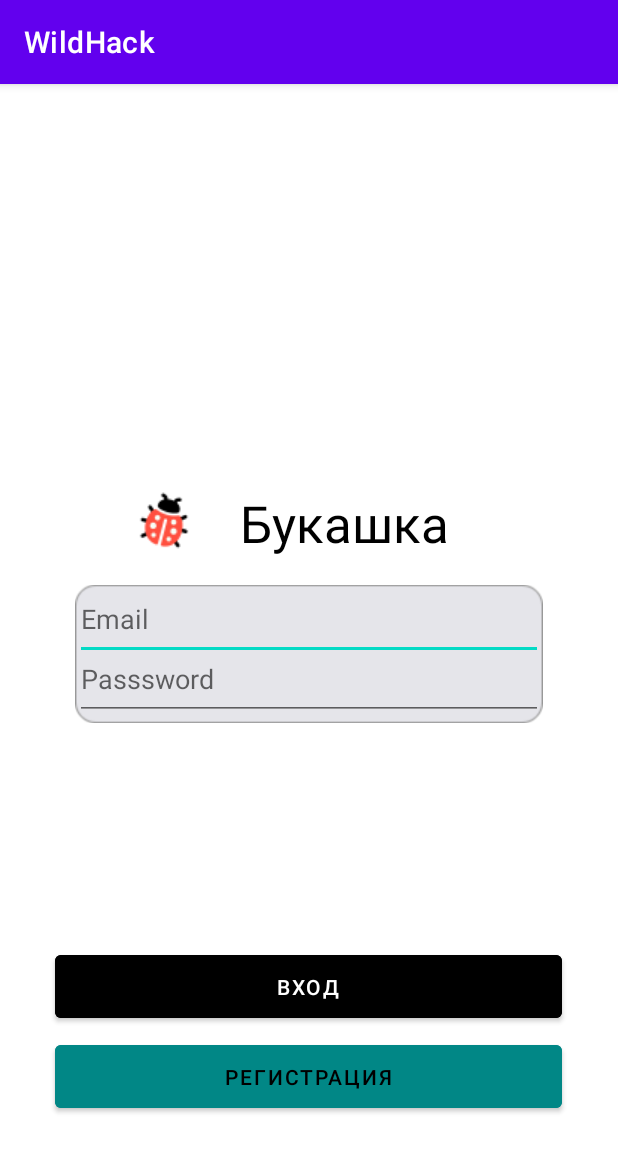
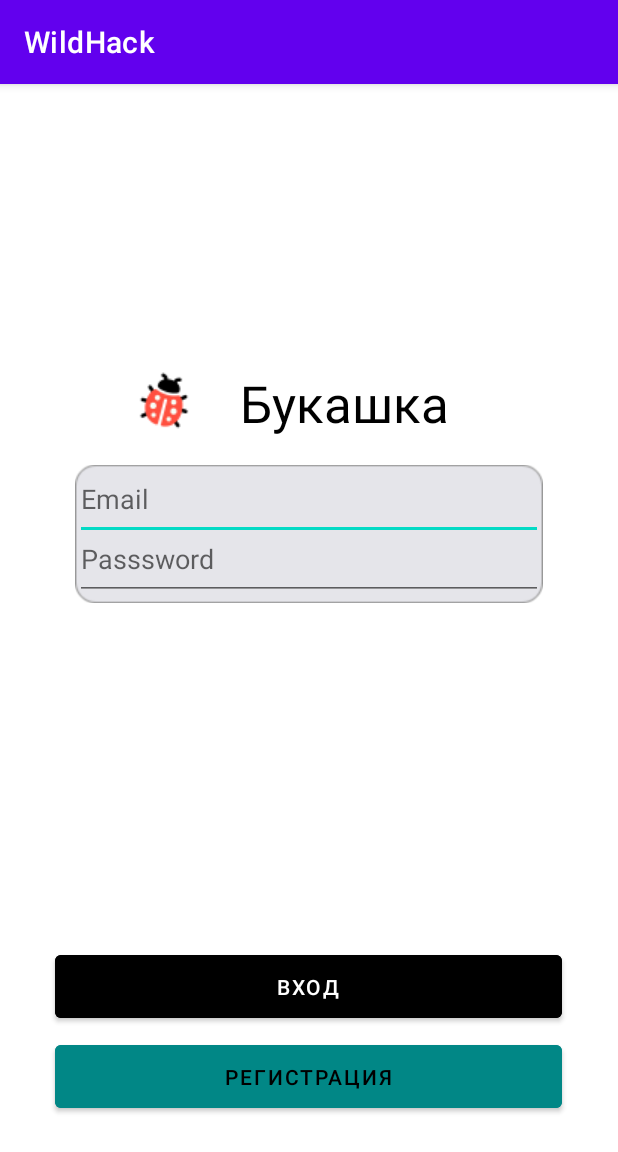
Before and after one commit to Master-sniffer/WILDHACK, an Android app: the Enter_Or_Logi screen opened directly, with no data from a screen before it, on a phone screen of 412 x 824 dp. Shown: the top 1152 px of the screen. Run offline under Robolectric (Android 15) with nearby library versions, the phone set to English and light mode, and no system bars.

Commit message:
Fixed Position

```diff
--- a/app/src/main/res/layout/login.xml
+++ b/app/src/main/res/layout/login.xml
@@ -16,7 +16,7 @@
             android:layout_width="wrap_content"
             android:layout_height="wrap_content"
             android:layout_marginLeft="50dp"
-            android:layout_marginTop="330dp"
+            android:layout_marginTop="250dp"
             android:layout_marginRight="50dp"
             app:srcCompat="@drawable/login_bg" />
 
@@ -25,7 +25,7 @@
             android:layout_width="wrap_content"
             android:layout_height="wrap_content"
             android:layout_marginLeft="85dp"
-            android:layout_marginTop="267dp"
+            android:layout_marginTop="187dp"
             android:background="#ffffff"
             app:srcCompat="@drawable/logowh" />
 
@@ -34,7 +34,7 @@
             android:layout_width="wrap_content"
             android:layout_height="wrap_content"
             android:layout_marginLeft="160dp"
-            android:layout_marginTop="270dp"
+            android:layout_marginTop="190dp"
             android:width="200dp"
             android:height="100dp"
             android:text="Букашка"
@@ -46,7 +46,7 @@
             android:layout_width="333dp"
             android:layout_height="54dp"
             android:layout_marginLeft="50dp"
-            android:layout_marginTop="330dp"
+            android:layout_marginTop="250dp"
             android:layout_marginRight="50dp"
             android:ems="10"
             android:hint="Email"
@@ -57,7 +57,7 @@
             android:layout_width="333dp"
             android:layout_height="54dp"
             android:layout_marginLeft="50dp"
-            android:layout_marginTop="370dp"
+            android:layout_marginTop="290dp"
             android:layout_marginRight="50dp"
             android:ems="10"
             android:hint="Passsword"
--- a/app/src/main/res/layout/onboarding.xml
+++ b/app/src/main/res/layout/onboarding.xml
@@ -61,7 +61,7 @@
             android:layout_width="wrap_content"
             android:layout_height="wrap_content"
             android:layout_marginLeft="16dp"
-            android:layout_marginTop="605dp"
+            android:layout_marginTop="515dp"
             android:width="368dp"
             android:height="41dp"
             android:clickable="true"
```
